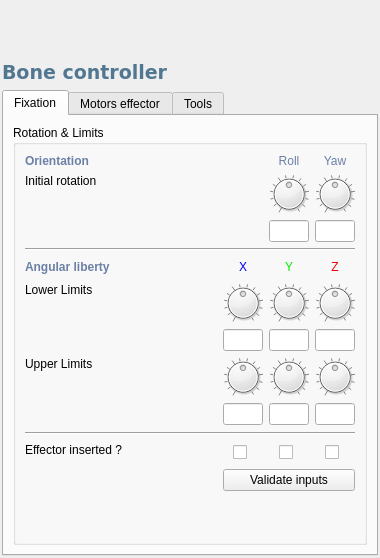
This is src/genelab/core/ui/widgets/entities/bonepropertiescontroller.ui in GeneCraft/GeneCraft-Project as Qt 5 draws it before an edit. The edited form follows.
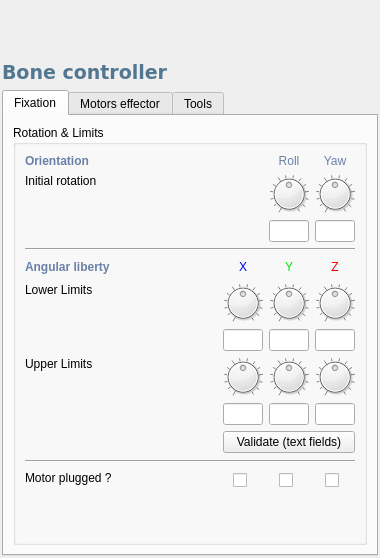
This is the edited form. Icons and pictures are not drawn. Custom widgets are drawn as their Qt base class.

```diff
--- a/src/genelab/core/ui/widgets/entities/bonepropertiescontroller.ui
+++ b/src/genelab/core/ui/widgets/entities/bonepropertiescontroller.ui
@@ -274,7 +274,7 @@
             </item>
            </layout>
           </item>
-          <item row="9" column="1">
+          <item row="9" column="1" colspan="2">
            <widget class="QLabel" name="lAngularUpperLimit_title">
             <property name="text">
              <string>Upper Limits</string>
@@ -437,7 +437,7 @@
             </property>
            </spacer>
           </item>
-          <item row="7" column="1">
+          <item row="7" column="1" colspan="2">
            <widget class="QLabel" name="lAngularLowerLimit_title">
             <property name="text">
              <string>Lower Limits</string>
@@ -447,7 +447,7 @@
             </property>
            </widget>
           </item>
-          <item row="1" column="1">
+          <item row="1" column="1" colspan="2">
            <widget class="QLabel" name="lAngularLowerLimit_title_2">
             <property name="text">
              <string>Initial rotation</string>
@@ -596,24 +596,17 @@
             </property>
            </widget>
           </item>
-          <item row="13" column="1">
+          <item row="14" column="1" colspan="2">
            <widget class="QLabel" name="lAngularUpperLimit_title_2">
             <property name="text">
-             <string>Effector inserted ?</string>
+             <string>Motor plugged ?</string>
             </property>
             <property name="alignment">
              <set>Qt::AlignLeading|Qt::AlignLeft|Qt::AlignTop</set>
             </property>
            </widget>
           </item>
-          <item row="14" column="3" colspan="3">
-           <widget class="QPushButton" name="pbValidateAngularInputs">
-            <property name="text">
-             <string>Validate inputs</string>
-            </property>
-           </widget>
-          </item>
-          <item row="15" column="5">
+          <item row="16" column="5">
            <spacer name="verticalSpacer_3">
             <property name="orientation">
              <enum>Qt::Vertical</enum>
@@ -626,7 +619,7 @@
             </property>
            </spacer>
           </item>
-          <item row="13" column="3">
+          <item row="14" column="3">
            <layout class="QHBoxLayout" name="horizontalLayout_15">
             <property name="spacing">
              <number>0</number>
@@ -675,7 +668,7 @@
             </item>
            </layout>
           </item>
-          <item row="13" column="4">
+          <item row="14" column="4">
            <layout class="QHBoxLayout" name="horizontalLayout_16">
             <property name="spacing">
              <number>0</number>
@@ -724,7 +717,7 @@
             </item>
            </layout>
           </item>
-          <item row="13" column="5">
+          <item row="14" column="5">
            <layout class="QHBoxLayout" name="horizontalLayout_17">
             <property name="spacing">
              <number>0</number>
@@ -773,7 +766,7 @@
             </item>
            </layout>
           </item>
-          <item row="11" column="1" rowspan="2" colspan="5">
+          <item row="12" column="1" rowspan="2" colspan="5">
            <widget class="Line" name="line_3">
             <property name="orientation">
              <enum>Qt::Horizontal</enum>
@@ -824,6 +817,13 @@
             </property>
            </widget>
           </item>
+          <item row="11" column="3" colspan="3">
+           <widget class="QPushButton" name="pbValidateAngularInputs">
+            <property name="text">
+             <string>Validate (text fields)</string>
+            </property>
+           </widget>
+          </item>
          </layout>
         </widget>
        </item>
```
Left out of the diff: 72 changed lines with no effect on the pictures.
